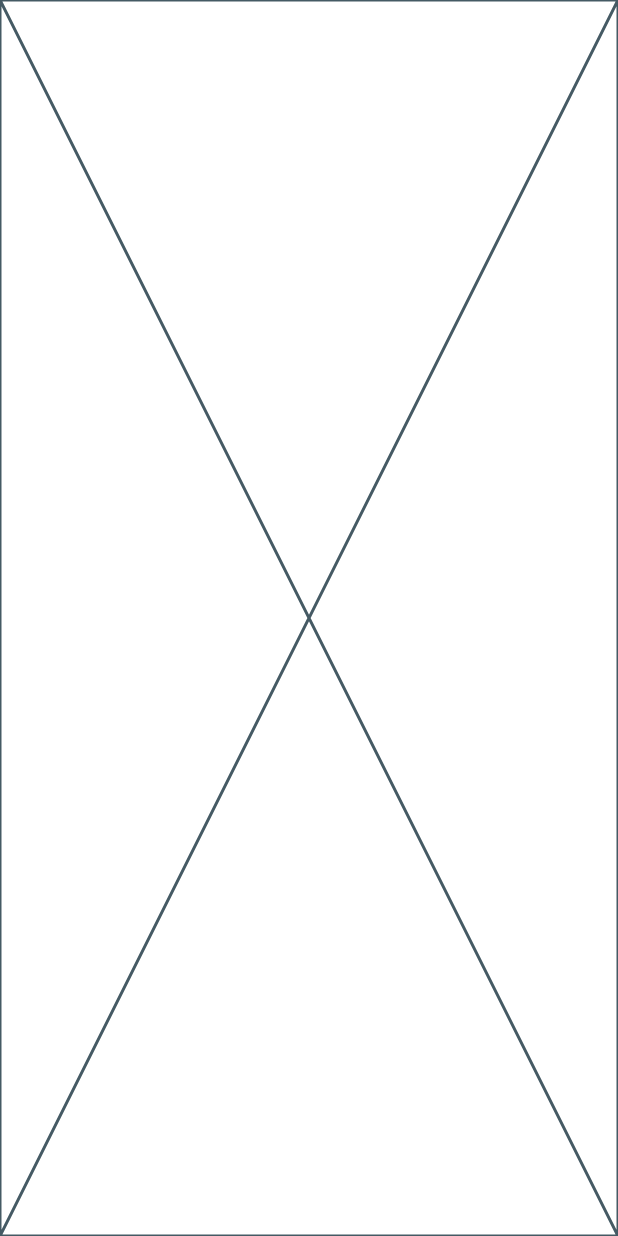
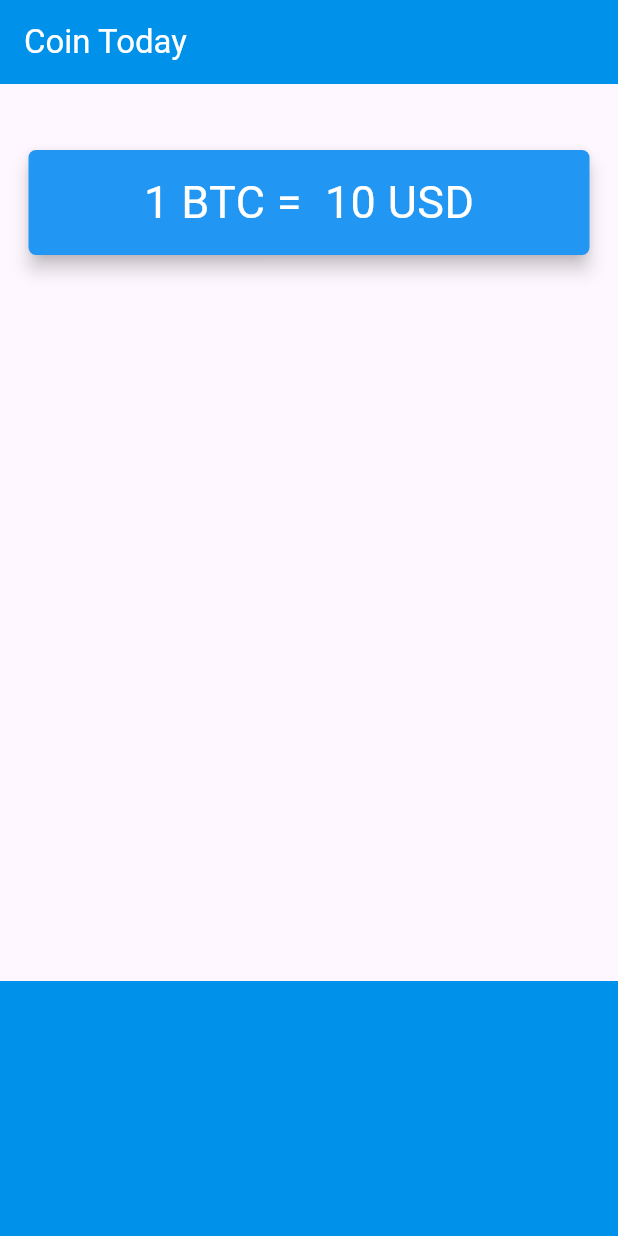
Before and after one commit to roystondz/CoinApp, a Flutter app: the screen it shows after launch, on a phone screen of 412 x 824 dp. Run offline on Flutter 3.47's test engine with Material 3 defaults, Android fonts, the phone set to English and light mode, and no system bars.

Commit message:
CC listing

```diff
--- a/lib/screens/price_screen.dart
+++ b/lib/screens/price_screen.dart
@@ -10,6 +10,51 @@ class PriceScreen extends StatefulWidget {
 class _PriceScreenState extends State<PriceScreen> {
   @override
   Widget build(BuildContext context) {
-    return const Placeholder();
+    return Scaffold(
+      appBar: AppBar(
+        title: Text('Coin Today',
+        style: TextStyle(
+          color: Colors.white,
+
+        ),
+        ),
+        foregroundColor: Colors.white,
+        backgroundColor: Colors.lightBlueAccent.shade700,
+      ),
+      body:Column(
+        crossAxisAlignment: CrossAxisAlignment.stretch,
+        mainAxisAlignment: MainAxisAlignment.spaceBetween,
+        children: <Widget>[
+          Padding(
+            padding: EdgeInsets.fromLTRB(15.0, 40.0, 15.0, 0),
+            child: Card(
+              color: Colors.blue,
+              elevation: 5.0,
+              shape: RoundedRectangleBorder(
+                borderRadius: BorderRadius.circular(5.0)
+              ),
+              child: SizedBox(
+                height: 70.0,
+                child: Center(
+                  child: Text('1 BTC =  10 USD',
+                  style: TextStyle(
+                    color: Colors.white,
+                    fontSize: 30.0
+                  ),),
+                ),
+              ),
+            ),
+          ),
+
+          Container(
+            height: 170,
+            color: Colors.lightBlueAccent.shade700,
+            child: null,
+            alignment: Alignment.center,
+          )
+
+        ],
+      ),
+    );
   }
 }
```
Also changed, not shown: lib/screens/coin.dart (added, +31 -0 lines).
